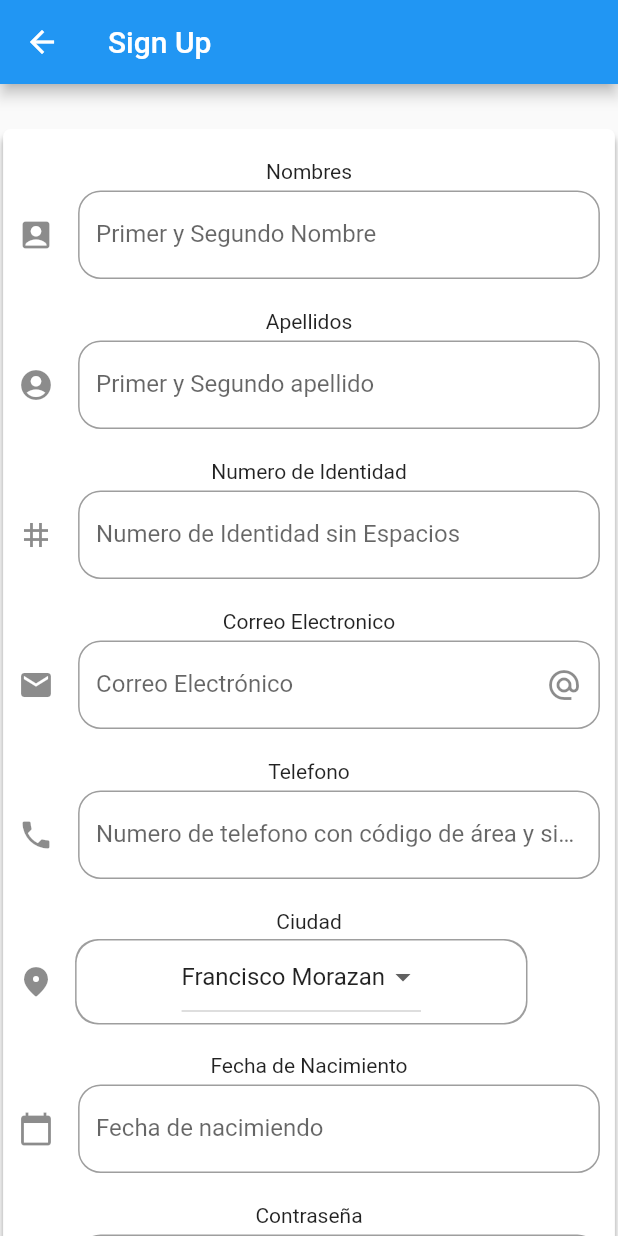
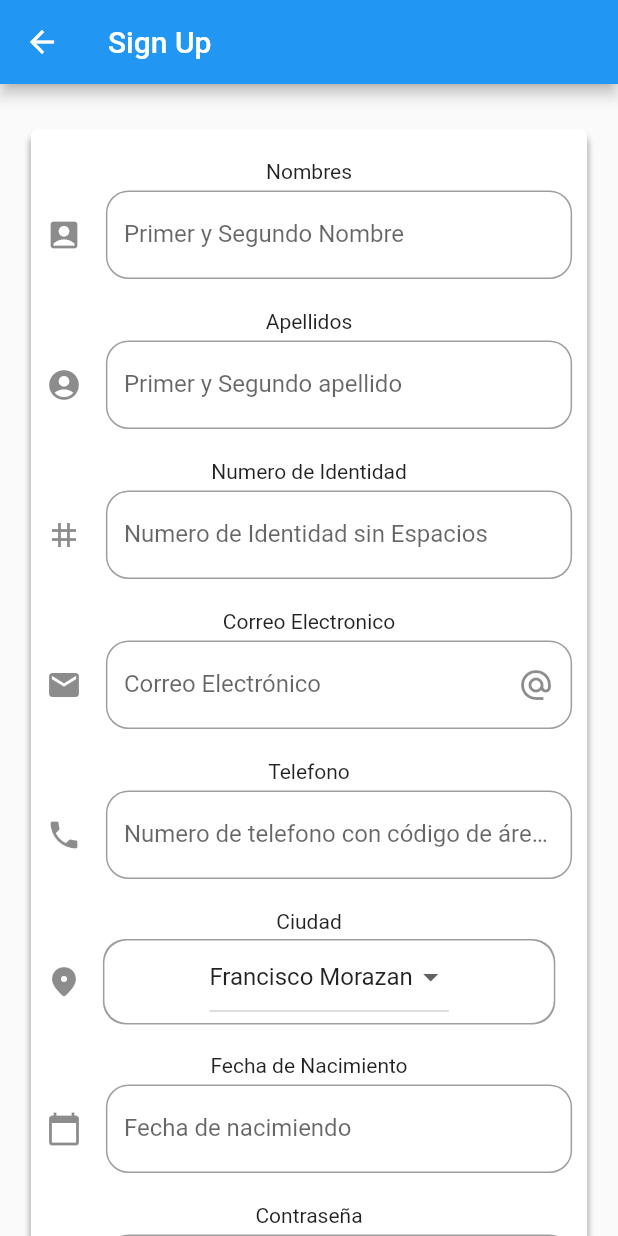
Before and after one commit to runxatruch/runXatruchAPP, a Flutter app: the CreateAccount screen opened by its route, on a phone screen of 412 x 824 dp. Run offline on Flutter 3.47's test engine with Material 2 defaults, Android fonts, the phone set to English and light mode, and no system bars.

Commit message:
Ultimos cambios para agregarlos a la rama develo

```diff
--- a/lib/pages/account_pages.dart
+++ b/lib/pages/account_pages.dart
@@ -60,7 +60,7 @@ class _CreateAccountState extends State<CreateAccount> {
             ),
           ),
           Container(
-              width: size.width * 0.99,
+              width: size.width * 0.90,
               padding: EdgeInsets.symmetric(vertical: 20.0),
               margin: EdgeInsets.symmetric(vertical: 20.0),
               decoration: BoxDecoration(
```
